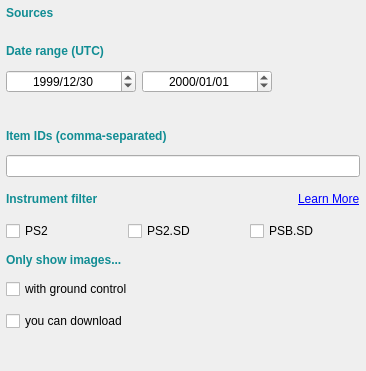
Before: the Qt Designer form planet_explorer/ui/pe_daily_filter_base.ui in planetlabs/qgis-planet-plugin, drawn with Qt 5.
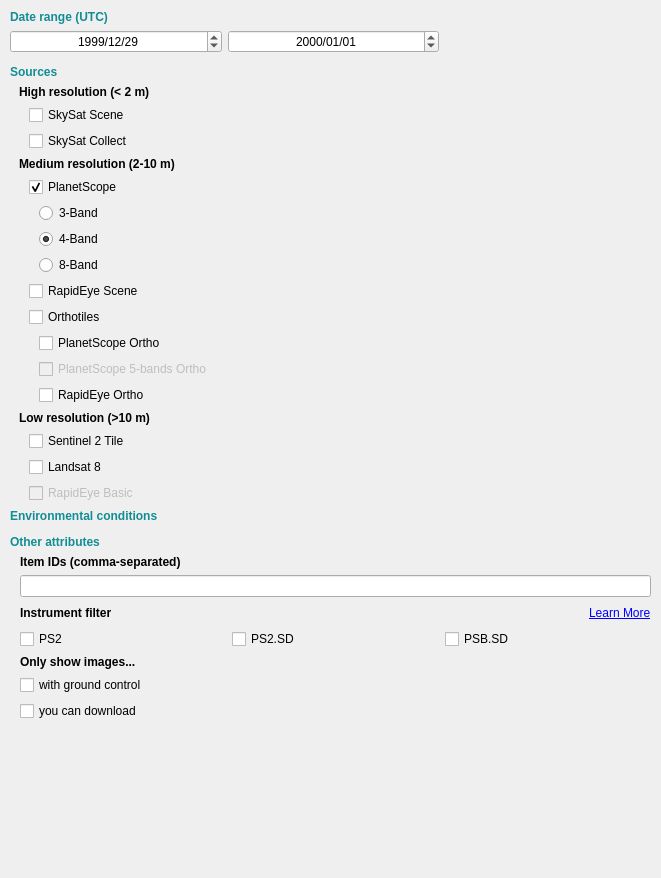
After: the same form once the commit is applied. Custom widgets are drawn as their Qt base class.

Commit message: adapting ui to new psscene item type

Diff of the .ui file:
```diff
--- a/planet_explorer/ui/pe_daily_filter_base.ui
+++ b/planet_explorer/ui/pe_daily_filter_base.ui
@@ -6,8 +6,8 @@
    <rect>
     <x>0</x>
     <y>0</y>
-    <width>366</width>
-    <height>371</height>
+    <width>661</width>
+    <height>878</height>
    </rect>
   </property>
   <property name="sizePolicy">
@@ -45,52 +45,23 @@
        <rect>
         <x>0</x>
         <y>0</y>
-        <width>366</width>
-        <height>371</height>
+        <width>661</width>
+        <height>878</height>
        </rect>
       </property>
-      <layout class="QVBoxLayout" name="verticalLayout_2">
-       <property name="spacing">
-        <number>12</number>
-       </property>
+      <layout class="QVBoxLayout" name="verticalLayout_10">
        <property name="leftMargin">
-        <number>6</number>
+        <number>10</number>
        </property>
        <property name="topMargin">
-        <number>6</number>
+        <number>10</number>
        </property>
        <property name="rightMargin">
-        <number>6</number>
+        <number>10</number>
        </property>
        <property name="bottomMargin">
-        <number>6</number>
+        <number>10</number>
        </property>
-       <item>
-        <widget class="QLabel" name="lblSources">
-         <property name="font">
-          <font>
-           <weight>75</weight>
-           <bold>true</bold>
-          </font>
-         </property>
-         <property name="styleSheet">
-          <string notr="true">color: rgb(17, 141, 148);</string>
-         </property>
-         <property name="text">
-          <string>Sources</string>
-         </property>
-        </widget>
-       </item>
-       <item>
-        <widget class="QFrame" name="frameSources">
-         <property name="frameShape">
-          <enum>QFrame::NoFrame</enum>
-         </property>
-         <property name="frameShadow">
-          <enum>QFrame::Raised</enum>
-         </property>
-        </widget>
-       </item>
        <item>
         <widget class="QLabel" name="lblDatetime">
          <property name="font">
@@ -155,7 +126,7 @@
               <second>0</second>
               <year>1999</year>
               <month>12</month>
-              <day>30</day>
+              <day>29</day>
              </datetime>
             </property>
             <property name="time">
@@ -260,6 +231,252 @@
          </layout>
         </widget>
        </item>
+       <item>
+        <widget class="QLabel" name="lblSources">
+         <property name="font">
+          <font>
+           <weight>75</weight>
+           <bold>true</bold>
+          </font>
+         </property>
+         <property name="styleSheet">
+          <string notr="true">color: rgb(17, 141, 148);</string>
+         </property>
+         <property name="text">
+          <string>Sources</string>
+         </property>
+        </widget>
+       </item>
+       <item>
+        <widget class="QFrame" name="frameSources">
+         <property name="frameShape">
+          <enum>QFrame::NoFrame</enum>
+         </property>
+         <property name="frameShadow">
+          <enum>QFrame::Raised</enum>
+         </property>
+         <layout class="QVBoxLayout" name="verticalLayout_9">
+          <property name="topMargin">
+           <number>0</number>
+          </property>
+          <property name="bottomMargin">
+           <number>0</number>
+          </property>
+          <item>
+           <widget class="QLabel" name="label">
+            <property name="text">
+             <string>&lt;html&gt;&lt;head/&gt;&lt;body&gt;&lt;p&gt;&lt;span style=&quot; font-weight:600;&quot;&gt;High resolution (&amp;lt; 2 m)&lt;/span&gt;&lt;/p&gt;&lt;/body&gt;&lt;/html&gt;</string>
+            </property>
+           </widget>
+          </item>
+          <item>
+           <layout class="QVBoxLayout" name="verticalLayout_4">
+            <property name="spacing">
+             <number>6</number>
+            </property>
+            <property name="leftMargin">
+             <number>10</number>
+            </property>
+            <item>
+             <widget class="QCheckBox" name="chkSkySatScene">
+              <property name="text">
+               <string>SkySat Scene</string>
+              </property>
+              <property name="api-name" stdset="0">
+               <string>SkySatScene</string>
+              </property>
+             </widget>
+            </item>
+            <item>
+             <widget class="QCheckBox" name="chkSkySatCollect">
+              <property name="text">
+               <string>SkySat Collect</string>
+              </property>
+              <property name="api-name" stdset="0">
+               <string>SkySatCollect</string>
+              </property>
+             </widget>
+            </item>
+           </layout>
+          </item>
+          <item>
+           <widget class="QLabel" name="label_2">
+            <property name="text">
+             <string>&lt;html&gt;&lt;head/&gt;&lt;body&gt;&lt;p&gt;&lt;span style=&quot; font-weight:600;&quot;&gt;Medium resolution (2-10 m)&lt;/span&gt;&lt;/p&gt;&lt;/body&gt;&lt;/html&gt;</string>
+            </property>
+           </widget>
+          </item>
+          <item>
+           <layout class="QVBoxLayout" name="verticalLayout_5">
+            <property name="leftMargin">
+             <number>10</number>
+            </property>
+            <item>
+             <widget class="QCheckBox" name="chkPlanetScope">
+              <property name="text">
+               <string>PlanetScope</string>
+              </property>
+              <property name="checked">
+               <bool>true</bool>
+              </property>
+              <property name="api-name" stdset="0">
+               <string>PSScene</string>
+              </property>
+             </widget>
+            </item>
+            <item>
+             <layout class="QVBoxLayout" name="verticalLayout_6">
+              <property name="leftMargin">
+               <number>10</number>
+              </property>
+              <item>
+               <widget class="QRadioButton" name="radio3Bands">
+                <property name="text">
+                 <string>3-Band</string>
+                </property>
+               </widget>
+              </item>
+              <item>
+               <widget class="QRadioButton" name="radio4Bands">
+                <property name="text">
+                 <string>4-Band</string>
+                </property>
+                <property name="checked">
+                 <bool>true</bool>
+                </property>
+               </widget>
+              </item>
+              <item>
+               <widget class="QRadioButton" name="radio8Bands">
+                <property name="text">
+                 <string>8-Band</string>
+                </property>
+               </widget>
+              </item>
+             </layout>
+            </item>
+            <item>
+             <widget class="QCheckBox" name="chkRapidEyeScene">
+              <property name="text">
+               <string>RapidEye Scene</string>
+              </property>
+              <property name="api-name" stdset="0">
+               <string>REScene</string>
+              </property>
+             </widget>
+            </item>
+            <item>
+             <widget class="QCheckBox" name="chkOrthotiles">
+              <property name="text">
+               <string>Orthotiles</string>
+              </property>
+              <property name="tristate">
+               <bool>true</bool>
+              </property>
+             </widget>
+            </item>
+            <item>
+             <layout class="QVBoxLayout" name="verticalLayout_7">
+              <property name="leftMargin">
+               <number>10</number>
+              </property>
+              <item>
+               <widget class="QCheckBox" name="chkPlanetScopeOrtho">
+                <property name="text">
+                 <string>PlanetScope Ortho</string>
+                </property>
+                <property name="api-name" stdset="0">
+                 <string>PSOrthoTile</string>
+                </property>
+               </widget>
+              </item>
+              <item>
+               <widget class="QCheckBox" name="chkPlanetScope5BandsOrtho">
+                <property name="enabled">
+                 <bool>false</bool>
+                </property>
+                <property name="text">
+                 <string>PlanetScope 5-bands Ortho</string>
+                </property>
+               </widget>
+              </item>
+              <item>
+               <widget class="QCheckBox" name="chkRapidEyeOrtho">
+                <property name="text">
+                 <string>RapidEye Ortho</string>
+                </property>
+                <property name="api-name" stdset="0">
+                 <string>REOrthoTile</string>
+                </property>
+               </widget>
+              </item>
+             </layout>
+            </item>
+           </layout>
+          </item>
+          <item>
+           <widget class="QLabel" name="label_4">
+            <property name="text">
+             <string>&lt;html&gt;&lt;head/&gt;&lt;body&gt;&lt;p&gt;&lt;span style=&quot; font-weight:600;&quot;&gt;Low resolution (&amp;gt;10 m)&lt;/span&gt;&lt;/p&gt;&lt;/body&gt;&lt;/html&gt;</string>
+            </property>
+           </widget>
+          </item>
+          <item>
+           <layout class="QVBoxLayout" name="verticalLayout_8">
+            <property name="leftMargin">
+             <number>10</number>
+            </property>
+            <item>
+             <widget class="QCheckBox" name="chkSentinel">
+              <property name="text">
+               <string>Sentinel 2 Tile</string>
+              </property>
+              <property name="api-name" stdset="0">
+               <string>Sentinel2L1C</string>
+              </property>
+             </widget>
+            </item>
+            <item>
+             <widget class="QCheckBox" name="chkLandsat">
+              <property name="text">
+               <string>Landsat 8</string>
+              </property>
+              <property name="api-name" stdset="0">
+               <string>Landsat8L1G</string>
+              </property>
+             </widget>
+            </item>
+            <item>
+             <widget class="QCheckBox" name="chkRapidEyeBasic">
+              <property name="enabled">
+               <bool>false</bool>
+              </property>
+              <property name="text">
+               <string>RapidEye Basic</string>
+              </property>
+             </widget>
+            </item>
+           </layout>
+          </item>
+         </layout>
+        </widget>
+       </item>
+       <item>
+        <widget class="QLabel" name="label_3">
+         <property name="font">
+          <font>
+           <weight>75</weight>
+           <bold>true</bold>
+          </font>
+         </property>
+         <property name="styleSheet">
+          <string notr="true">color: rgb(17, 141, 148);</string>
+         </property>
+         <property name="text">
+          <string>Environmental conditions</string>
+         </property>
+        </widget>
+       </item>
        <item>
         <widget class="QFrame" name="frameRangeSliders">
          <property name="frameShape">
@@ -284,6 +501,24 @@
          </layout>
         </widget>
        </item>
+       <item>
+        <widget class="QLabel" name="label_5">
+         <property name="styleSheet">
+          <string notr="true">color: rgb(17, 141, 148);</string>
+         </property>
+         <property name="text">
+          <string>&lt;html&gt;&lt;head/&gt;&lt;body&gt;&lt;p&gt;&lt;span style=&quot; font-weight:600;&quot;&gt;Other attributes&lt;/span&gt;&lt;/p&gt;&lt;/body&gt;&lt;/html&gt;</string>
+         </property>
+        </widget>
+       </item>
+       <item>
+        <layout class="QVBoxLayout" name="verticalLayout_2">
+         <property name="leftMargin">
+          <number>10</number>
+         </property>
+         <property name="rightMargin">
+          <number>0</number>
+         </property>
        <item>
         <widget class="QLabel" name="lblString">
          <property name="sizePolicy">
@@ -299,7 +534,7 @@
           </font>
          </property>
          <property name="styleSheet">
-          <string notr="true">color: rgb(17, 141, 148);</string>
+            <string notr="true"/>
          </property>
          <property name="text">
           <string>Item IDs (comma-separated)</string>
@@ -318,7 +553,7 @@
          <item>
           <widget class="QLabel" name="lblInstrumentFilter">
            <property name="styleSheet">
-            <string notr="true">color: rgb(17, 141, 148);</string>
+              <string notr="true"/>
            </property>
            <property name="text">
             <string>&lt;b&gt;Instrument filter&lt;/b&gt;</string>
@@ -384,7 +619,7 @@
           </font>
          </property>
          <property name="styleSheet">
-          <string notr="true">color: rgb(17, 141, 148);</string>
+            <string notr="true"/>
          </property>
          <property name="text">
           <string>Only show images...</string>
@@ -405,6 +640,8 @@
          </property>
         </widget>
        </item>
+        </layout>
+       </item>
        <item>
         <spacer name="bottomSpacer">
          <property name="orientation">
@@ -428,17 +665,17 @@
   </layout>
  </widget>
  <customwidgets>
+  <customwidget>
+   <class>QgsDateTimeEdit</class>
+   <extends>QDateTimeEdit</extends>
+   <header>qgsdatetimeedit.h</header>
+  </customwidget>
   <customwidget>
    <class>QgsScrollArea</class>
    <extends>QScrollArea</extends>
    <header location="global">qgis.gui</header>
    <container>1</container>
   </customwidget>
-  <customwidget>
-   <class>QgsDateTimeEdit</class>
-   <extends>QDateTimeEdit</extends>
-   <header>qgsdatetimeedit.h</header>
-  </customwidget>
  </customwidgets>
  <resources/>
  <connections/>
```
Left out of the diff: 2 changed lines with no effect on the pictures. Lines whose indentation alone changed are shown as unchanged. The commit also changes 3 other files.
